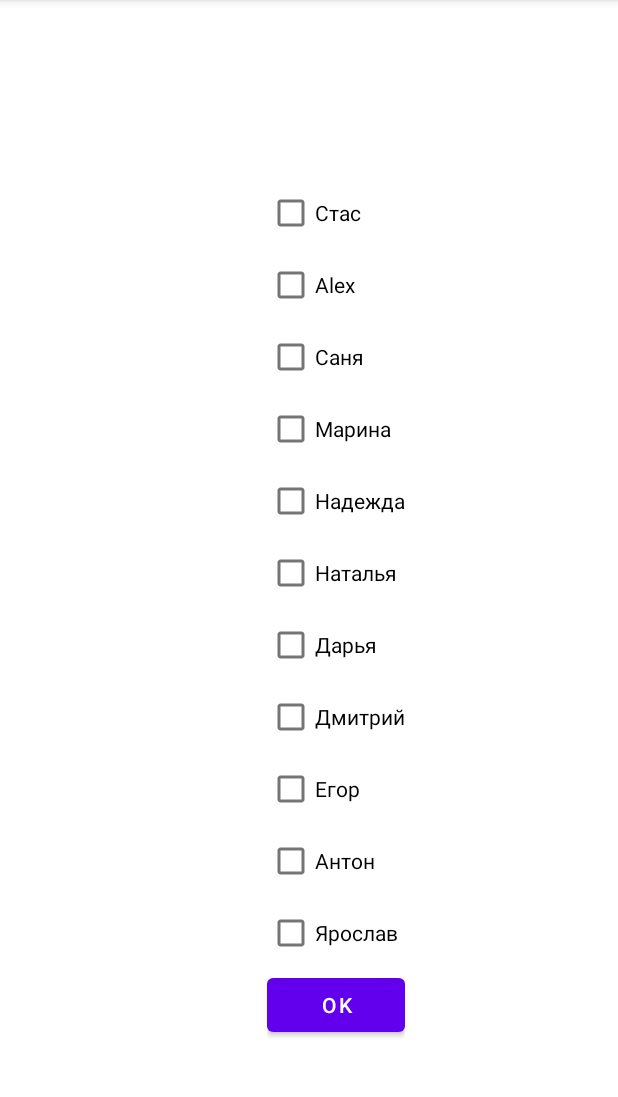
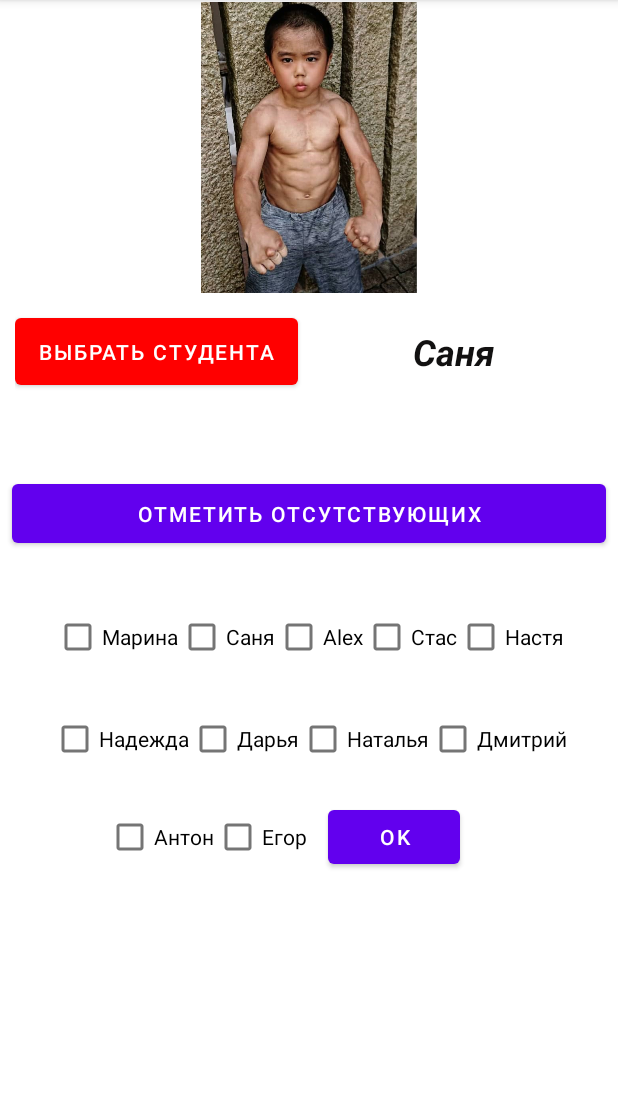
Before and after one commit to EgorTor11/Lessjn15RandomStudent, an Android app: the screen it shows after launch (MainActivity2 before the commit, MainActivity after it), after a tap on "ОТМЕТИТЬ ОТСУТСТВУЮЩИХ", on a phone screen of 412 x 824 dp, the part 84-1181 px from its top. Run offline under Robolectric (Android 15) with nearby library versions, the phone set to English and light mode, and no system bars; 1 other tap on this screen came first.

Commit message:
переписал при помощи фрагмента

```diff
--- a/app/build.gradle
+++ b/app/build.gradle
@@ -33,6 +33,9 @@ dependencies {
     implementation 'androidx.appcompat:appcompat:1.4.0'
     implementation 'com.google.android.material:material:1.4.0'
     implementation 'androidx.constraintlayout:constraintlayout:2.1.2'
+    implementation 'androidx.fragment:fragment-ktx:1.3.6'
+    implementation 'androidx.lifecycle:lifecycle-viewmodel-ktx:2.3.1'
+    implementation 'androidx.legacy:legacy-support-v4:1.0.0'
     testImplementation 'junit:junit:4.+'
     androidTestImplementation 'androidx.test.ext:junit:1.1.3'
     androidTestImplementation 'androidx.test.espresso:espresso-core:3.4.0'
--- /dev/null
+++ b/app/src/main/java/com/example/lessjn15randomstudent/BlankFragment.kt
@@ -0,0 +1,187 @@
+package com.example.lessjn15randomstudent
+
+import android.os.Bundle
+import androidx.fragment.app.Fragment
+import android.view.LayoutInflater
+import android.view.View
+import android.view.ViewGroup
+import android.widget.Button
+import android.widget.CheckBox
+import androidx.fragment.app.FragmentManager
+import androidx.fragment.app.FragmentTransaction
+import androidx.fragment.app.activityViewModels
+
+
+class BlankFragment : Fragment() {
+    var str = ""
+    val arreyListIdFrag = mutableListOf<Int>()
+    var mFragmentManager: FragmentManager? = null
+    val mFragmentTransaction: FragmentTransaction? = null
+    val dataModel: DataModel by activityViewModels()
+    val mapStudentsFrag = mutableMapOf(
+        R.id.checkBox0 to Student("Стас", true, R.drawable.img0),
+        R.id.checkBox1 to Student("Alex", true, R.drawable.img1),
+        R.id.checkBox2 to Student("Саня", true, R.drawable.img2),
+        R.id.checkBox3 to Student("Марина", true, R.drawable.img3),
+        R.id.checkBox4_ to Student("Надежда", true, R.drawable.img4),
+        R.id.checkBox5_ to Student("Наталья", true, R.drawable.img5),
+        R.id.checkBox6_ to Student("Дарья", true, R.drawable.img6),
+        R.id.checkBox7_ to Student("Дмитрий", true, R.drawable.img7),
+        R.id.checkBox8_ to Student("Егор", true, R.drawable.img8),
+        R.id.checkBox9_ to Student("Антон", true, R.drawable.img9),
+        R.id.checkBox10_ to Student("Ярослав", true, R.drawable.img10)
+    )
+
+    override fun onCreate(savedInstanceState: Bundle?) {
+        super.onCreate(savedInstanceState)
+
+    }
+
+    override fun onCreateView(
+        inflater: LayoutInflater, container: ViewGroup?,
+        savedInstanceState: Bundle?,
+    ): View? {
+
+        // Inflate the layout for this fragment
+        return inflater.inflate(R.layout.fragment_blank, container, false)
+    }
+
+    override fun onViewCreated(view: View, savedInstanceState: Bundle?) {
+        super.onViewCreated(view, savedInstanceState)
+        var btnOk = view?.findViewById<Button>(R.id.btnOK_)
+        var checkBox0 = view.findViewById<CheckBox>(R.id.checkBox0)
+        var checkBox1 = view.findViewById<CheckBox>(R.id.checkBox1)
+        var checkBox2 = view.findViewById<CheckBox>(R.id.checkBox2)
+        var checkBox3 = view.findViewById<CheckBox>(R.id.checkBox3)
+        var checkBox4 = view.findViewById<CheckBox>(R.id.checkBox4_)
+        var checkBox5 = view.findViewById<CheckBox>(R.id.checkBox5_)
+        var checkBox6 = view.findViewById<CheckBox>(R.id.checkBox6_)
+        var checkBox7 = view.findViewById<CheckBox>(R.id.checkBox7_)
+        var checkBox8 = view.findViewById<CheckBox>(R.id.checkBox8_)
+        var checkBox9 = view.findViewById<CheckBox>(R.id.checkBox9_)
+        var checkBox10 = view.findViewById<CheckBox>(R.id.checkBox10_)
+        checkBox0.setOnClickListener {
+            it as CheckBox
+            if (it.isChecked) {
+                arreyListIdFrag.add(it.id)
+                str =arreyListIdFrag.joinToString  (" ")
+            }else{
+                arreyListIdFrag.remove(it.id)
+                str=arreyListIdFrag.joinToString  (" ")
+            }
+        }
+        checkBox1.setOnClickListener {
+            it as CheckBox
+            if (it.isChecked) {
+                arreyListIdFrag.add(it.id)
+                str =arreyListIdFrag.joinToString  (" ")
+            }else{
+                arreyListIdFrag.remove(it.id)
+                str=arreyListIdFrag.joinToString  (" ")
+            }
+        }
+        checkBox2.setOnClickListener {
+            it as CheckBox
+            if (it.isChecked) {
+                arreyListIdFrag.add(it.id)
+                str =arreyListIdFrag.joinToString  (" ")
+            }else{
+                arreyListIdFrag.remove(it.id)
+                str=arreyListIdFrag.joinToString  (" ")
+            }
+        }
+        checkBox3.setOnClickListener {
+            it as CheckBox
+            if (it.isChecked) {
+                arreyListIdFrag.add(it.id)
+                str =arreyListIdFrag.joinToString  (" ")
+            }else{
+                arreyListIdFrag.remove(it.id)
+                str=arreyListIdFrag.joinToString  (" ")
+            }
+        }
+        checkBox4.setOnClickListener {
+            it as CheckBox
+            if (it.isChecked) {
+                arreyListIdFrag.add(it.id)
+                str =arreyListIdFrag.joinToString  (" ")
+            }else{
+                arreyListIdFrag.remove(it.id)
+                str=arreyListIdFrag.joinToString  (" ")
+            }
+        }
+        checkBox5.setOnClickListener {
+            it as CheckBox
+            if (it.isChecked) {
+                arreyListIdFrag.add(it.id)
+                str =arreyListIdFrag.joinToString  (" ")
+            }else{
+                arreyListIdFrag.remove(it.id)
+                str=arreyListIdFrag.joinToString  (" ")
+            }
+        }
+        checkBox6.setOnClickListener {
+            it as CheckBox
+            if (it.isChecked) {
+                arreyListIdFrag.add(it.id)
+                str =arreyListIdFrag.joinToString  (" ")
+            }else{
+                arreyListIdFrag.remove(it.id)
+                str=arreyListIdFrag.joinToString  (" ")
+            }
+        }
+        checkBox7.setOnClickListener {
+            it as CheckBox
+            if (it.isChecked) {
+                arreyListIdFrag.add(it.id)
+                str =arreyListIdFrag.joinToString  (" ")
+            }else{
+                arreyListIdFrag.remove(it.id)
+                str=arreyListIdFrag.joinToString  (" ")
+            }
+        }
+        checkBox8.setOnClickListener {
+            it as CheckBox
+            if (it.isChecked) {
+                arreyListIdFrag.add(it.id)
+                str =arreyListIdFrag.joinToString  (" ")
+            }else{
+                arreyListIdFrag.remove(it.id)
+                str=arreyListIdFrag.joinToString  (" ")
+            }
+        }
+        checkBox9.setOnClickListener {
+            it as CheckBox
+            if (it.isChecked) {
+                arreyListIdFrag.add(it.id)
+                str =arreyListIdFrag.joinToString  (" ")
+            }else{
+                arreyListIdFrag.remove(it.id)
+                str=arreyListIdFrag.joinToString  (" ")
+            }
+        }
+        checkBox10.setOnClickListener {
+            it as CheckBox
+            if (it.isChecked) {
+                arreyListIdFrag.add(it.id)
+                str =arreyListIdFrag.joinToString  (" ")
+            }else{
+                arreyListIdFrag.remove(it.id)
+                str=arreyListIdFrag.joinToString  (" ")
+            }
+        }
+
+        btnOk?.setOnClickListener {
+dataModel.message.value=str
+            //  mapStudentsFrag.values.toList().filter{}
+            getActivity()?.getSupportFragmentManager()?.beginTransaction()?.remove(this)?.commit();
+
+        }
+    }
+
+//    fun onCheckBoxClick(view: View) {
+//        view as CheckBox
+//        mapStudentsFrag.get(view.id)?.isEnabled = !view.isChecked
+//    }
+
+}
--- /dev/null
+++ b/app/src/main/java/com/example/lessjn15randomstudent/DataModel.kt
@@ -0,0 +1,13 @@
+package com.example.lessjn15randomstudent
+
+import androidx.lifecycle.MutableLiveData
+import androidx.lifecycle.ViewModel
+
+open class  DataModel: ViewModel() {
+    val message: MutableLiveData<String> by lazy {
+        MutableLiveData<String>()
+    }
+    val messageFromFrag1: MutableLiveData<String> by lazy {
+        MutableLiveData<String>()
+    }
+}
--- a/app/src/main/java/com/example/lessjn15randomstudent/MainActivity.kt
+++ b/app/src/main/java/com/example/lessjn15randomstudent/MainActivity.kt
@@ -6,32 +6,36 @@ import androidx.appcompat.app.AppCompatActivity
 import android.os.Bundle
 import android.view.View
 import android.widget.*
-import com.example.lessjn15randomstudent.R
+import androidx.activity.viewModels
+import androidx.fragment.app.FragmentManager
+import androidx.fragment.app.FragmentTransaction
 import java.util.*
 
 class MainActivity : AppCompatActivity() {
     var tableRow: TableRow? = null
     var tvRandomStudent: TextView? = null
-
+    var str = ""
     var imageView: ImageView? = null
     var arrayListsOtsut = ArrayList<Int>()
     var btnStartSelect: Button? = null
     var btnVybOtsut: Button? = null
     var linearLayout: LinearLayout? = null
-
-
+    val dataModel:DataModel by viewModels()
+    val blankfragment = BlankFragment();
+    var mFragmentManager: FragmentManager? = null
+    val mFragmentTransaction: FragmentTransaction? = null
     val mapStudents = mutableMapOf(
         R.id.checkBox0 to Student("Стас", true, R.drawable.img0),
         R.id.checkBox1 to Student("Alex", true, R.drawable.img1),
         R.id.checkBox2 to Student("Саня", true, R.drawable.img2),
         R.id.checkBox3 to Student("Марина", true, R.drawable.img3),
-        R.id.checkBox4 to Student("Надежда", true, R.drawable.img4),
-        R.id.checkBox5 to Student("Наталья", true, R.drawable.img5),
-        R.id.checkBox6 to Student("Дарья", true, R.drawable.img6),
-        R.id.checkBox7 to Student("Дмитрий", true, R.drawable.img7),
-        R.id.checkBox8 to Student("Егор", true, R.drawable.img8),
-        R.id.checkBox9 to Student("Антон", true, R.drawable.img9),
-        R.id.checkBox10 to Student("Ярослав", true, R.drawable.img10)
+        R.id.checkBox4_ to Student("Надежда", true, R.drawable.img4),
+        R.id.checkBox5_ to Student("Наталья", true, R.drawable.img5),
+        R.id.checkBox6_ to Student("Дарья", true, R.drawable.img6),
+        R.id.checkBox7_ to Student("Дмитрий", true, R.drawable.img7),
+        R.id.checkBox8_ to Student("Егор", true, R.drawable.img8),
+        R.id.checkBox9_ to Student("Антон", true, R.drawable.img9),
+        R.id.checkBox10_ to Student("Настя", true, R.drawable.nastya)
     )
 
     override fun onCreate(savedInstanceState: Bundle?) {
@@ -43,10 +47,14 @@ class MainActivity : AppCompatActivity() {
         btnStartSelect = findViewById(R.id.btnStartSelect)
 
         btnVybOtsut = findViewById(R.id.btnVybOtsut)
-        linearLayout = findViewById(R.id.linlay)
+
         tableRow = findViewById(R.id.tbrIm)
-
-
+       mFragmentManager=supportFragmentManager
+dataModel.message.observe(this){
+Toast.makeText(this,it,Toast.LENGTH_LONG).show()
+    str=it
+    proverka()
+}
     }
 
     fun onBtnStartClick(view: View?) {
@@ -63,18 +71,22 @@ class MainActivity : AppCompatActivity() {
 
 
     fun onBtnVyborOtsutClick(view: View?) {
-//
-        startActivityForResult(Intent(this, MainActivity2::class.java), 11)
+        mFragmentManager?.beginTransaction()
+
+            ?.replace(R.id.container,blankfragment)
+
+            ?.commit();
+
 
     }
 
-    var str = ""
+
     override fun onActivityResult(requestCode: Int, resultCode: Int, data: Intent?) {
         super.onActivityResult(requestCode, resultCode, data)
         if (requestCode == 11) {
             str = data?.getStringExtra("id").toString()
         }
-        proverka()
+
     }
 
 
@@ -85,7 +97,7 @@ class MainActivity : AppCompatActivity() {
     }
 
 
-    // mapStudents.get(buttonView.id)?.isEnabled = !isChecked
+
 
 
 }
--- a/app/src/main/java/com/example/lessjn15randomstudent/MainActivity2.kt
+++ /dev/null
@@ -1,69 +0,0 @@
-package com.example.lessjn15randomstudent
-
-import android.content.Intent
-import androidx.appcompat.app.AppCompatActivity
-import android.os.Bundle
-import android.view.View
-import android.widget.CheckBox
-import android.widget.CompoundButton
-
-class MainActivity2 : AppCompatActivity(), CompoundButton.OnCheckedChangeListener {
-    val arreyListId = mutableListOf<Int>()
-    var checkBox0: CheckBox? = null
-    var checkBox1: CheckBox? = null
-    var checkBox2: CheckBox? = null
-    var checkBox3: CheckBox? = null
-    var checkBox4: CheckBox? = null
-    var checkBox5: CheckBox? = null
-    var checkBox6: CheckBox? = null
-    var checkBox7: CheckBox? = null
-    var checkBox8: CheckBox? = null
-    var checkBox9: CheckBox? = null
-    var checkBox10: CheckBox? = null
-    override fun onCreate(savedInstanceState: Bundle?) {
-        super.onCreate(savedInstanceState)
-        setContentView(R.layout.activity_main2)
-        checkBox0 = findViewById(R.id.checkBox0)
-        checkBox1 = findViewById(R.id.checkBox1)
-        checkBox2 = findViewById(R.id.checkBox2)
-        checkBox3 = findViewById(R.id.checkBox3)
-        checkBox4 = findViewById(R.id.checkBox4)
-        checkBox5 = findViewById(R.id.checkBox5)
-        checkBox6 = findViewById(R.id.checkBox6)
-        checkBox7 = findViewById(R.id.checkBox7)
-        checkBox8 = findViewById(R.id.checkBox8)
-        checkBox9 = findViewById(R.id.checkBox9)
-        checkBox10 = findViewById(R.id.checkBox10)
-
-        checkBox0?.setOnCheckedChangeListener(this)
-        checkBox1?.setOnCheckedChangeListener(this)
-        checkBox2?.setOnCheckedChangeListener(this)
-        checkBox3?.setOnCheckedChangeListener(this)
-        checkBox4?.setOnCheckedChangeListener(this)
-        checkBox5?.setOnCheckedChangeListener(this)
-        checkBox6?.setOnCheckedChangeListener(this)
-        checkBox7?.setOnCheckedChangeListener(this)
-        checkBox8?.setOnCheckedChangeListener(this)
-        checkBox9?.setOnCheckedChangeListener(this)
-        checkBox10?.setOnCheckedChangeListener(this)
-
-    }
-
-    var str = "255"
-    override fun onCheckedChanged(buttonView: CompoundButton?, isChecked: Boolean) {
-
-        if (buttonView != null) {
-            if (isChecked) {
-                arreyListId.add(buttonView.id)
-                str = arreyListId.joinToString(" ")
-            }
-        }
-    }
-
-    fun onBtnOkClick(view: View?) {
-
-        intent.putExtra("id", str)
-        setResult(RESULT_OK, intent)
-        finish()
-    }
-}
--- a/app/src/main/res/layout/activity_main.xml
+++ b/app/src/main/res/layout/activity_main.xml
@@ -5,6 +5,10 @@
     android:layout_width="match_parent"
     android:layout_height="match_parent"
     tools:context=".MainActivity">
+
+
+
+
 
             <TableRow
                 android:id="@+id/TableRov"
@@ -34,6 +38,7 @@
                     android:textColor="#121111"
                     android:textSize="24sp"
                     android:textStyle="bold|italic" />
+
             </TableRow>
 
             <Button
@@ -69,4 +74,20 @@
                     tools:srcCompat="@tools:sample/avatars" />
             </TableRow>
 
+    <FrameLayout
+        android:id="@+id/container"
+        android:layout_width="409dp"
+        android:layout_height="397dp"
+        android:layout_marginStart="1dp"
+        android:layout_marginTop="1dp"
+        android:layout_marginEnd="1dp"
+        android:layout_marginBottom="1dp"
+        app:layout_constraintBottom_toBottomOf="parent"
+        app:layout_constraintEnd_toEndOf="parent"
+        app:layout_constraintStart_toStartOf="parent"
+        app:layout_constraintTop_toBottomOf="@+id/btnVybOtsut">
+
+    </FrameLayout>
+
+
 </androidx.constraintlayout.widget.ConstraintLayout>
--- a/app/src/main/res/layout/activity_main2.xml
+++ /dev/null
@@ -1,98 +0,0 @@
-<?xml version="1.0" encoding="utf-8"?>
-<androidx.constraintlayout.widget.ConstraintLayout xmlns:android="http://schemas.android.com/apk/res/android"
-    xmlns:app="http://schemas.android.com/apk/res-auto"
-    xmlns:tools="http://schemas.android.com/tools"
-    android:layout_width="match_parent"
-    android:layout_height="match_parent"
-    tools:context=".MainActivity2">
-
-    <LinearLayout
-        android:id="@+id/linlay"
-        android:layout_width="wrap_content"
-        android:layout_height="wrap_content"
-        android:layout_marginStart="168dp"
-        android:layout_marginBottom="64dp"
-        android:orientation="vertical"
-        android:padding="10dp"
-        android:visibility="visible"
-        app:layout_constraintBottom_toBottomOf="parent"
-        app:layout_constraintStart_toStartOf="parent"
-        tools:visibility="visible">
-
-        <CheckBox
-            android:id="@+id/checkBox0"
-            android:layout_width="match_parent"
-            android:layout_height="wrap_content"
-
-            android:text="Стас" />
-
-        <CheckBox
-            android:id="@+id/checkBox1"
-            android:layout_width="match_parent"
-            android:layout_height="wrap_content"
-            android:text="Alex" />
-
-        <CheckBox
-            android:id="@+id/checkBox2"
-            android:layout_width="match_parent"
-            android:layout_height="wrap_content"
-            android:text="Саня" />
-
-        <CheckBox
-            android:id="@+id/checkBox3"
-            android:layout_width="match_parent"
-            android:layout_height="wrap_content"
-            android:text="Марина" />
-
-        <CheckBox
-            android:id="@+id/checkBox4"
-            android:layout_width="match_parent"
-            android:layout_height="wrap_content"
-            android:text="Надежда" />
-
-        <CheckBox
-            android:id="@+id/checkBox5"
-            android:layout_width="match_parent"
-            android:layout_height="wrap_content"
-            android:text="Наталья" />
-
-        <CheckBox
-            android:id="@+id/checkBox6"
-            android:layout_width="match_parent"
-            android:layout_height="wrap_content"
-            android:text="Дарья" />
-
-        <CheckBox
-            android:id="@+id/checkBox7"
-            android:layout_width="match_parent"
-            android:layout_height="wrap_content"
-            android:text="Дмитрий" />
-
-        <CheckBox
-            android:id="@+id/checkBox8"
-            android:layout_width="match_parent"
-            android:layout_height="wrap_content"
-            android:text="Егор" />
-
-        <CheckBox
-            android:id="@+id/checkBox9"
-            android:layout_width="match_parent"
-            android:layout_height="wrap_content"
-            android:text="Антон" />
-
-        <CheckBox
-            android:id="@+id/checkBox10"
-            android:layout_width="match_parent"
-            android:layout_height="wrap_content"
-            android:text="Ярослав" />
-
-        <Button
-            android:id="@+id/button2"
-            android:layout_width="match_parent"
-            android:layout_height="wrap_content"
-            android:onClick="onBtnOkClick"
-            android:text="OK" />
-
-    </LinearLayout>
-
-</androidx.constraintlayout.widget.ConstraintLayout>
--- /dev/null
+++ b/app/src/main/res/layout/fragment_blank.xml
@@ -0,0 +1,130 @@
+<?xml version="1.0" encoding="utf-8"?>
+<androidx.constraintlayout.widget.ConstraintLayout xmlns:android="http://schemas.android.com/apk/res/android"
+    xmlns:app="http://schemas.android.com/apk/res-auto"
+    xmlns:tools="http://schemas.android.com/tools"
+    android:layout_width="match_parent"
+    android:layout_height="match_parent"
+    tools:context=".BlankFragment">
+
+
+    <TableRow
+        android:id="@+id/tr2"
+        android:layout_width="0dp"
+        android:layout_height="wrap_content"
+        android:gravity="center"
+        android:padding="10dp"
+        app:layout_constraintEnd_toEndOf="parent"
+        app:layout_constraintStart_toStartOf="parent"
+        app:layout_constraintTop_toBottomOf="@+id/tr">
+
+        <CheckBox
+            android:id="@+id/checkBox4_"
+            android:layout_width="wrap_content"
+            android:layout_height="wrap_content"
+            android:onClick="onCheckBoxClick"
+            android:text="Надежда" />
+
+        <CheckBox
+            android:id="@+id/checkBox6_"
+            android:layout_width="wrap_content"
+            android:layout_height="wrap_content"
+            android:onClick="onCheckBoxClick"
+            android:text="Дарья" />
+
+        <CheckBox
+            android:id="@+id/checkBox5_"
+            android:layout_width="wrap_content"
+            android:layout_height="wrap_content"
+            android:onClick="onCheckBoxClick"
+            android:text="Наталья" />
+
+        <CheckBox
+            android:id="@+id/checkBox7_"
+            android:layout_width="wrap_content"
+            android:layout_height="wrap_content"
+            android:onClick="onCheckBoxClick"
+            android:text="Дмитрий" />
+
+    </TableRow>
+
+    <TableRow
+        android:id="@+id/tr"
+        android:layout_width="0dp"
+        android:layout_height="wrap_content"
+        android:layout_marginTop="21dp"
+        android:gravity="center_horizontal"
+        android:padding="10dp"
+        app:layout_constraintEnd_toEndOf="parent"
+        app:layout_constraintStart_toStartOf="parent"
+        app:layout_constraintTop_toTopOf="parent">
+
+        <CheckBox
+            android:id="@+id/checkBox3"
+            android:layout_width="wrap_content"
+            android:layout_height="wrap_content"
+            android:onClick="onCheckBoxClick"
+            android:text="Марина" />
+
+        <CheckBox
+            android:id="@+id/checkBox2"
+            android:layout_width="wrap_content"
+            android:layout_height="wrap_content"
+            android:onClick="onCheckBoxClick"
+            android:text="Саня" />
+
+        <CheckBox
+            android:id="@+id/checkBox1"
+            android:layout_width="wrap_content"
+            android:layout_height="wrap_content"
+            android:onClick="onCheckBoxClick"
+            android:text="Alex" />
+
+        <CheckBox
+            android:id="@+id/checkBox0"
+            android:layout_width="wrap_content"
+            android:layout_height="wrap_content"
+
+            android:onClick="onCheckBoxClick"
+            android:text="Стас" />
+
+        <CheckBox
+            android:id="@+id/checkBox10_"
+            android:layout_width="wrap_content"
+            android:layout_height="wrap_content"
+            android:onClick="onCheckBoxClick"
+            android:text="Настя" />
+
+    </TableRow>
+
+    <CheckBox
+        android:id="@+id/checkBox9_"
+        android:layout_width="wrap_content"
+        android:layout_height="wrap_content"
+        android:layout_marginStart="69dp"
+        android:onClick="onCheckBoxClick"
+        android:text="Антон"
+        app:layout_constraintBaseline_toBaselineOf="@+id/checkBox8_"
+        app:layout_constraintStart_toStartOf="@+id/tr2" />
+
+    <Button
+        android:id="@+id/btnOK_"
+        android:layout_width="wrap_content"
+        android:layout_height="wrap_content"
+        android:layout_marginStart="14dp"
+        android:layout_marginTop="7dp"
+        android:onClick="onBtnOkClick"
+        android:text="OK"
+        app:layout_constraintStart_toEndOf="@+id/checkBox8_"
+        app:layout_constraintTop_toBottomOf="@+id/tr2" />
+
+    <CheckBox
+        android:id="@+id/checkBox8_"
+        android:layout_width="wrap_content"
+        android:layout_height="wrap_content"
+        android:layout_marginTop="7dp"
+        android:onClick="onCheckBoxClick"
+        android:text="Егор"
+        app:layout_constraintStart_toEndOf="@+id/checkBox9_"
+        app:layout_constraintTop_toBottomOf="@+id/tr2" />
+
+</androidx.constraintlayout.widget.ConstraintLayout>
--- a/app/src/main/res/values/strings.xml
+++ b/app/src/main/res/values/strings.xml
@@ -1,3 +1,5 @@
 <resources>
     <string name="app_name">Lessjn15RandomStudent</string>
+    <!-- TODO: Remove or change this placeholder text -->
+    <string name="hello_blank_fragment">Hello blank fragment</string>
 </resources>
```
Also changed, not shown: app/src/main/res/drawable/img.png (added), app/src/main/res/drawable/nastya.jpeg (added). Lines whose indentation alone changed are shown as unchanged.
